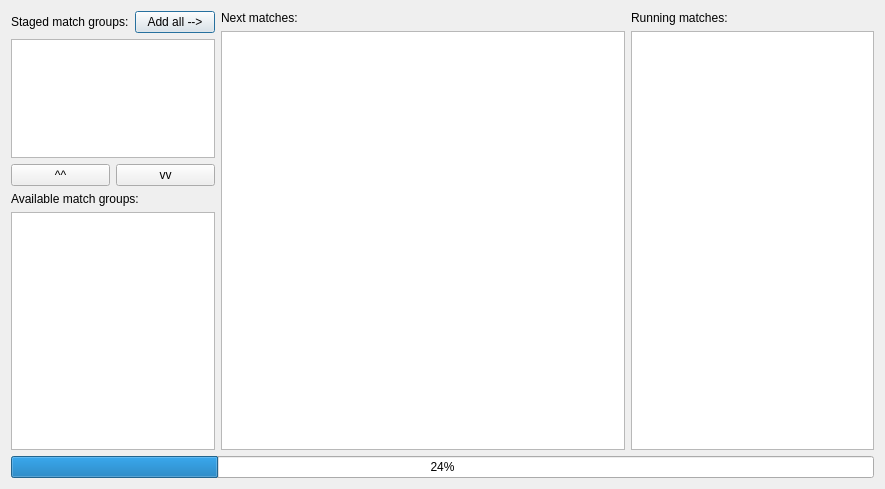
First picture: the form in ui/ScheduleTabWidget.ui, repository probonopd/QTournament, before the edit.
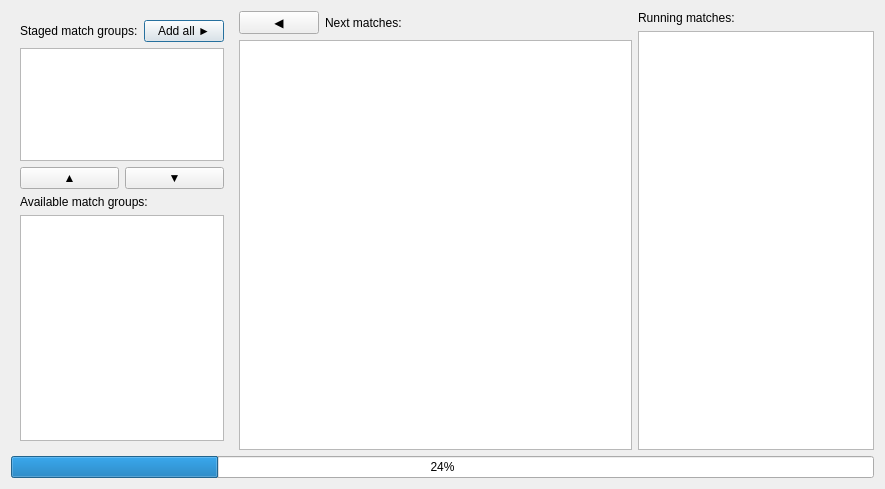
Second picture: the form after the edit. Custom widgets are drawn as their Qt base class.

Commit message: Made the staging area in the ScheduleTabWidget hideable and replaced "^^" and "vv" labels with proper unicode arrows.

The edit to the form file:
```diff
--- a/ui/ScheduleTabWidget.ui
+++ b/ui/ScheduleTabWidget.ui
@@ -19,6 +19,7 @@
      <item>
       <layout class="QHBoxLayout" name="horizontalLayout_5" stretch="4,15,9">
        <item>
+        <widget class="QWidget" name="stagingWidget" native="true">
         <layout class="QVBoxLayout" name="verticalLayout_3">
          <item>
           <layout class="QHBoxLayout" name="horizontalLayout_4">
@@ -32,7 +33,7 @@
            <item>
             <widget class="QPushButton" name="btnSchedule">
              <property name="text">
-              <string>Add all --&gt;</string>
+               <string>Add all ►</string>
              </property>
             </widget>
            </item>
@@ -68,14 +69,14 @@
            <item>
             <widget class="QPushButton" name="btnStage">
              <property name="text">
-              <string>^^</string>
+               <string>▲</string>
              </property>
             </widget>
            </item>
            <item>
             <widget class="QPushButton" name="btnUnstage">
              <property name="text">
-              <string>vv</string>
+               <string>▼</string>
              </property>
             </widget>
            </item>
@@ -117,16 +118,28 @@
           </widget>
          </item>
         </layout>
+        </widget>
        </item>
        <item>
         <layout class="QVBoxLayout" name="verticalLayout_4">
          <item>
+          <layout class="QHBoxLayout" name="horizontalLayout" stretch="1,20">
+           <item>
+            <widget class="QPushButton" name="btnHideStagingArea">
+             <property name="text">
+              <string>◀</string>
+             </property>
+            </widget>
+           </item>
+           <item>
           <widget class="QLabel" name="label_3">
            <property name="text">
             <string>Next matches:</string>
            </property>
           </widget>
          </item>
+          </layout>
+         </item>
          <item>
           <widget class="MatchTableView" name="tvMatches">
            <property name="horizontalScrollBarPolicy">
```
Left out of the diff: 113 changed lines with no effect on the pictures. Lines whose indentation alone changed are shown as unchanged. The commit also changes 4 other files.
